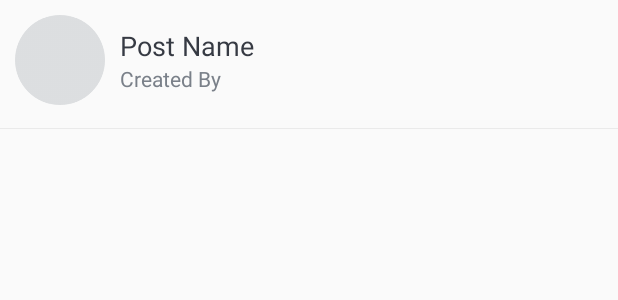
After one commit to DKIV9570/Give-Receive, an Android app: the layout item_post.xml on its own in the app's theme, with its tools: preview values and no code run, on a phone screen of 412 x 824 dp. The commit adds this screen. Shown: the top 300 px of the screen. Run offline under Robolectric (Android 15) with nearby library versions, the phone set to English and light mode, and no system bars.

Commit message:
show posts basic

```diff
--- a/app/src/main/res/layout-v23/content_main.xml
+++ b/app/src/main/res/layout-v23/content_main.xml
@@ -19,13 +19,13 @@
         app:cardCornerRadius="@dimen/card_view_corner_radius">
 
         <androidx.recyclerview.widget.RecyclerView
-            android:id="@+id/rv_boards_list"
+            android:id="@+id/rv_posts_list"
             android:layout_width="match_parent"
             android:layout_height="match_parent"
             android:visibility="gone" />
 
         <TextView
-            android:id="@+id/tv_no_boards_available"
+            android:id="@+id/tv_no_posts_available"
             android:layout_width="match_parent"
             android:layout_height="match_parent"
             android:gravity="center"
--- /dev/null
+++ b/app/src/main/res/layout/item_post.xml
@@ -0,0 +1,66 @@
+<?xml version="1.0" encoding="utf-8"?>
+<LinearLayout xmlns:android="http://schemas.android.com/apk/res/android"
+    xmlns:app="http://schemas.android.com/apk/res-auto"
+    xmlns:tools="http://schemas.android.com/tools"
+    android:layout_width="match_parent"
+    android:layout_height="wrap_content"
+    android:layout_marginBottom="@dimen/item_post_content_marginBottom"
+    android:background="?attr/selectableItemBackground"
+    android:orientation="vertical">
+
+    <LinearLayout
+        android:layout_width="match_parent"
+        android:layout_height="wrap_content"
+        android:gravity="center_vertical"
+        android:orientation="horizontal"
+        android:padding="@dimen/item_post_content_padding">
+
+        <ImageView
+            android:id="@+id/iv_post_image"
+            android:layout_width="@dimen/item_post_image_size"
+            android:layout_height="@dimen/item_post_image_size"
+            android:contentDescription="@string/image_contentDescription"
+            android:src="@drawable/ic_post_place_holder"
+            app:civ_border_color="@color/primary_text_color"
+            app:civ_border_width="@dimen/item_post_image_circular_border_width" />
+
+        <LinearLayout
+            android:layout_width="match_parent"
+            android:layout_height="wrap_content"
+            android:layout_marginStart="@dimen/item_post_name_layout_marginStart"
+            android:orientation="vertical">
+
+            <TextView
+                android:id="@+id/tv_name"
+                android:layout_width="match_parent"
+                android:layout_height="wrap_content"
+                android:textColor="@color/primary_text_color"
+                android:textSize="@dimen/item_post_name_text_size"
+                tools:text="Post Name" />
+
+            <TextView
+                android:id="@+id/tv_created_by"
+                android:layout_width="match_parent"
+                android:layout_height="wrap_content"
+                android:textColor="@color/secondary_text_color"
+                android:textSize="@dimen/item_post_created_by_text_size"
+                tools:text="Created By" />
+
+        </LinearLayout>
+
+        <LinearLayout
+            android:id="@+id/ll_give_list"
+            android:layout_width="fill_parent"
+            android:layout_height="fill_parent"
+            android:orientation="horizontal">
+        </LinearLayout>
+
+    </LinearLayout>
+
+    <View
+        android:layout_width="match_parent"
+        android:layout_height="@dimen/item_post_divider_height"
+        android:layout_marginTop="@dimen/item_post_divider_marginTop"
+        android:background="@color/divider_color" />
+
+</LinearLayout>
--- a/app/src/main/res/values/colors.xml
+++ b/app/src/main/res/values/colors.xml
@@ -13,4 +13,6 @@
     <color name="primary_text_color">#363A43</color>
     <color name="secondary_text_color">#7A8089</color>
     <color name="snackbar_error_color">#F72400</color>
+
+    <color name="divider_color">#EAEAEA</color>
 </resources>
```
Also changed, not shown: app/src/main/java/com/example/givereceive/activities/MainActivity.kt (+47 -2 lines), app/src/main/java/com/example/givereceive/adapters/PostItemsAdapter.kt (added, +64 -0 lines), app/src/main/java/com/example/givereceive/firebase/FirestoreClass.kt (+20 -3 lines).
